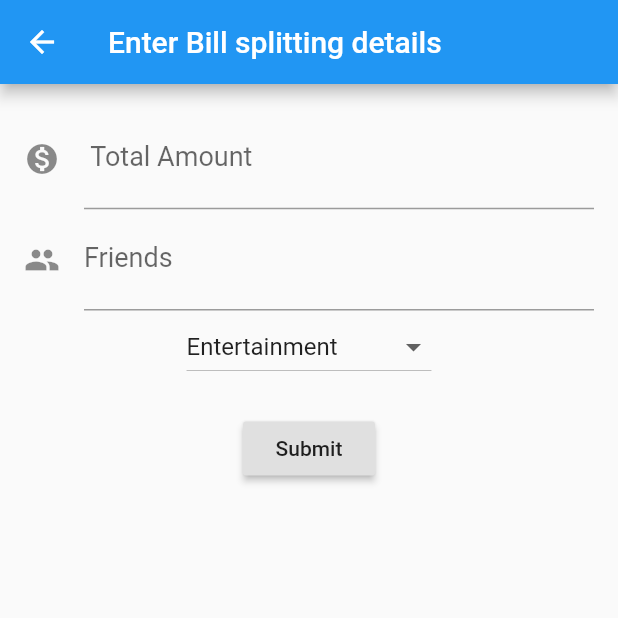
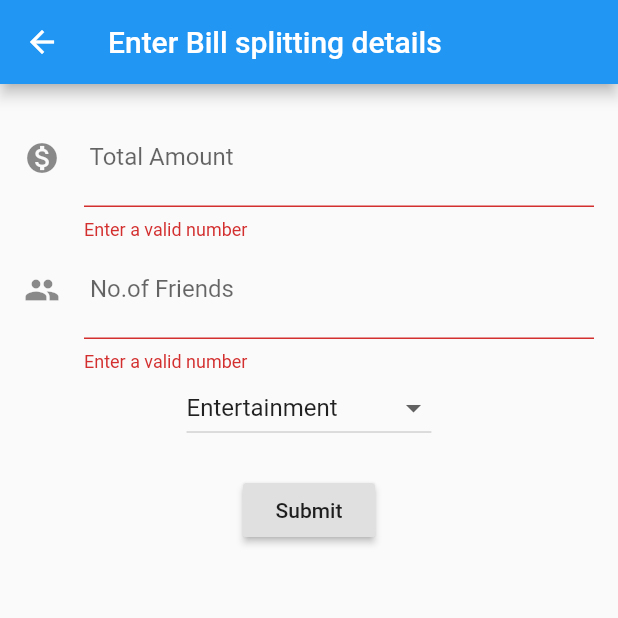
Before and after one commit to joeljohngeorge/designproject, a Flutter app: the Billsplitaddpage screen opened directly, after a tap on "Submit", on a phone screen of 412 x 824 dp, the top half of it. Run offline on Flutter 3.47's test engine with Material 2 defaults, Android fonts, the phone set to English and light mode, and no system bars; our stand-ins replace fluttertoast.

Commit message:
Update addbillsplit.dart

```diff
--- a/lib/screens/addbillsplit.dart
+++ b/lib/screens/addbillsplit.dart
@@ -7,7 +7,7 @@ class Billsplitaddpage extends StatefulWidget {
 
 class _BillsplitaddpageState extends State<Billsplitaddpage> {
   var _categories = [
-   'Food & Restaurants',
+    'Food & Restaurants',
     'Transportation',
     'Health',
     'Entertainment',
@@ -16,7 +16,13 @@ class _BillsplitaddpageState extends State<Billsplitaddpage> {
   ];
   var _currentitemselected = 'Entertainment';
   final _billamtcon = TextEditingController();
+  final formKey = GlobalKey<FormState>();
 
+    void _submit() {
+     final form = formKey.currentState;
+      if (form.validate()) {
+         form.save();
+          Navigator.pop(context); }}
   @override
   Widget build(BuildContext context) {
     return Scaffold(
@@ -26,13 +32,14 @@ class _BillsplitaddpageState extends State<Billsplitaddpage> {
         body: Padding(
             padding: const EdgeInsets.all(16.0),
             child: Form(
+              key: formKey,
                 child: Column(children: [
               TextFormField(
                 style: TextStyle(fontSize: 22),
                 decoration: const InputDecoration(
                     icon: const Icon(Icons.monetization_on),
                     labelText: ' Total Amount',
-                    labelStyle: TextStyle(fontSize: 18)),
+                    labelStyle: TextStyle(fontSize: 16)),
                 validator: (val) {
                   Pattern pattern = r'^[1-9]\d*(\.\d+)?$';
                   RegExp regex = new RegExp(pattern);
@@ -48,9 +55,8 @@ class _BillsplitaddpageState extends State<Billsplitaddpage> {
                 style: TextStyle(fontSize: 22),
                 decoration: const InputDecoration(
                   icon: const Icon(Icons.group),
-                  hintText: 'Enter no.of persons',
-                  labelText: 'Friends',
-                  labelStyle: TextStyle(fontSize: 18),
+                  labelText: ' No.of Friends',
+                  labelStyle: TextStyle(fontSize: 16),
                 ),
                 validator: (val) {
                   Pattern pattern = r'^[1-9]\d*(\.\d+)?$';
@@ -75,10 +81,13 @@ class _BillsplitaddpageState extends State<Billsplitaddpage> {
                   _onDropDownItemSelected(newValueSelected);
                 },
                 value: _currentitemselected,
+
               ),
               SizedBox(height: 20),
               RaisedButton(
-                onPressed: () {},
+                onPressed: () {
+                  _submit();
+                },
                 child: new Text('Submit'),
               )
             ]))));
```
